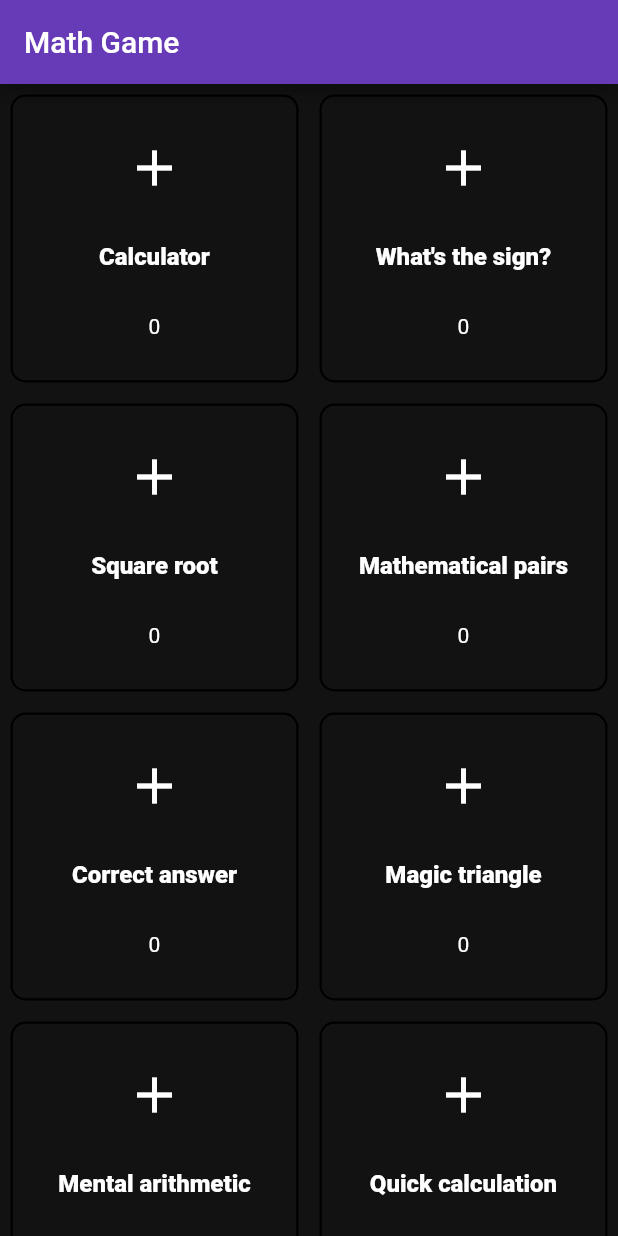
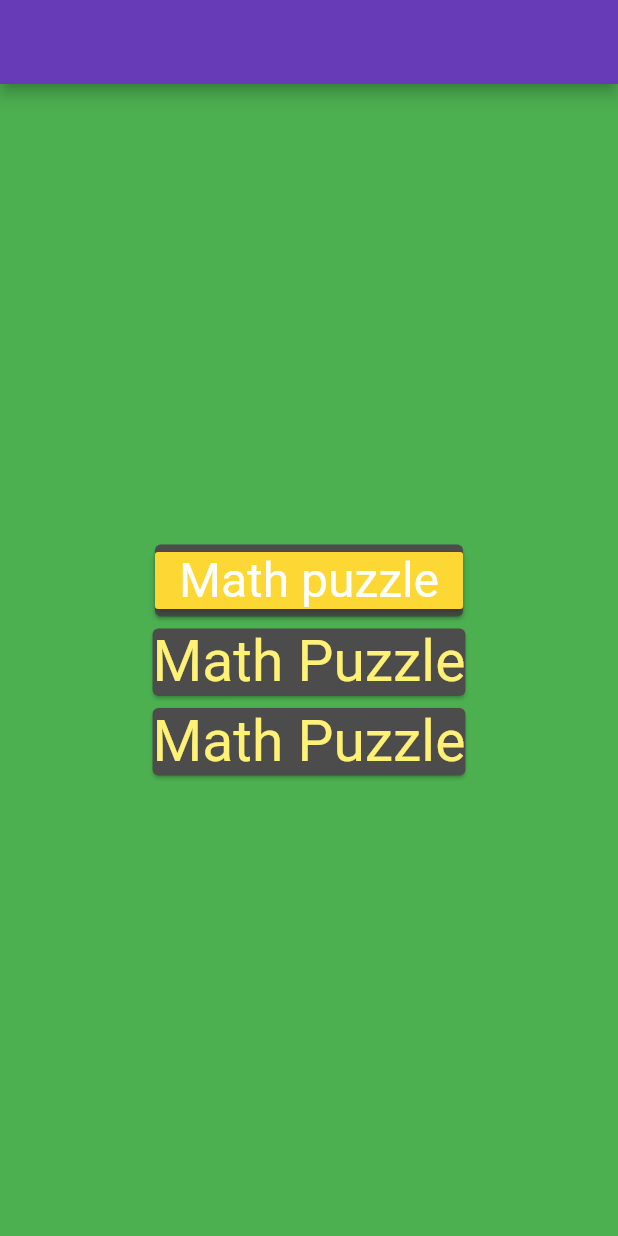
Before and after one commit to jaysavsani07/math-metrix, a Flutter app: the screen it shows after launch, on a phone screen of 412 x 824 dp. Run offline on Flutter 3.47's test engine with Material 2 defaults, Android fonts, the phone set to English and light mode, and no system bars; our stand-ins replace get_it, percent_indicator, provider_architecture, shared_preferences.

Commit message:
dashboard added, font added

```diff
--- a/lib/src/main.dart
+++ b/lib/src/main.dart
@@ -1,7 +1,7 @@
 import 'package:flutter/material.dart';
 import 'package:get_it/get_it.dart';
 import 'package:mathgame/src/homeViewModel.dart';
-import 'package:mathgame/src/ui/home.dart';
+import 'package:mathgame/src/ui/dashboard.dart';
 
 void main() {
   setupServiceLocator();
@@ -18,7 +18,7 @@ class MyApp extends StatelessWidget {
     return MaterialApp(
       title: 'Math Game',
       theme: ThemeData(
-          backgroundColor: Color(0xFF121212),
+          backgroundColor: Color(0xFF000000),
           brightness: Brightness.dark,
 //        primaryColor: Color(0xfffdd835),
           primaryColor: Colors.deepPurple,
@@ -31,19 +31,22 @@ class MyApp extends StatelessWidget {
           highlightColor: Colors.white60,
           dividerColor: Colors.grey[900],
           applyElevationOverlayColor: true,
-          cardTheme: CardTheme(
+          /*cardTheme: CardTheme(
             color: Colors.grey[900]
-          ),
+          ),*/
           textTheme: TextTheme(
             headline: TextStyle(fontSize: 60.0, fontWeight: FontWeight.bold),
             title: TextStyle(fontSize: 50.0, fontWeight: FontWeight.w400),
             subhead: TextStyle(fontSize: 40.0, fontWeight: FontWeight.w400),
-            body1: TextStyle(fontSize: 38.0, fontWeight: FontWeight.w400),
+            body1: TextStyle(fontSize: 38.0, fontWeight: FontWeight.w400, color: Colors.yellow[300]),
             body2: TextStyle(fontSize: 32.0, fontWeight: FontWeight.w400),
             display1: TextStyle(fontSize: 25.0, fontWeight: FontWeight.w400),
+            display2: TextStyle(fontSize: 22.0, fontWeight: FontWeight.w400),
+            display3: TextStyle(fontSize: 20.0, fontWeight: FontWeight.w800),
+            display4: TextStyle(fontSize: 18.0, fontWeight: FontWeight.w200, color: Colors.white),
             button: TextStyle(fontSize: 32.0, fontWeight: FontWeight.normal),
           )),
-      home: MyHomePage(),
+      home: DashBoardPage(),
     );
   }
 }
--- a/lib/src/resources/calculator/calculatorQandSDataProvider.dart
+++ b/lib/src/resources/calculator/calculatorQandSDataProvider.dart
@@ -29,8 +29,3 @@ class CalculatorQandSDataProvider {
     return list;
   }
 }
-void main() {
-  for (int i = 1; i < 3; i++) {
-    CalculatorQandSDataProvider.getCalculatorDataList(i);
-  }
-}
--- a/lib/src/ui/calculator/calculator.dart
+++ b/lib/src/ui/calculator/calculator.dart
@@ -146,4 +146,5 @@ class Calculator extends StatelessWidget {
       ),
     );
   }
+
 }
--- a/lib/src/ui/calculator/calculator_button.dart
+++ b/lib/src/ui/calculator/calculator_button.dart
@@ -21,7 +21,7 @@ class CalculatorButton extends StatelessWidget {
             provider.checkResult(text);
           }
         },
-        borderRadius: getRadius(text),
+        borderRadius: borderRadius,
         child: Container(
           decoration: BoxDecoration(
             color: Theme.of(context).dialogBackgroundColor,
--- /dev/null
+++ b/lib/src/ui/dashboard.dart
@@ -0,0 +1,39 @@
+import 'package:flutter/material.dart';
+
+import 'home.dart';
+
+class DashBoardPage extends StatelessWidget {
+  @override
+  Widget build(BuildContext context) {
+    return Scaffold(
+      appBar: AppBar(),
+      body: Container(
+        color: Colors.green,
+        constraints: BoxConstraints.expand(),
+        child: Column(
+          crossAxisAlignment: CrossAxisAlignment.center,
+          mainAxisAlignment: MainAxisAlignment.center,
+          children: <Widget>[
+            Card(
+              child: RaisedButton(
+                onPressed: (){
+                  Navigator.push(
+                      context,
+                      MaterialPageRoute(
+                          builder: (context) => MyHomePage()));
+                },
+                child: Text("Math puzzle"),
+              ),
+            ),
+            Card(
+              child: Text("Math Puzzle"),
+            ),
+            Card(
+              child: Text("Math Puzzle"),
+            )
+          ],
+        ),
+      ),
+    );
+  }
+}
--- a/lib/src/ui/home.dart
+++ b/lib/src/ui/home.dart
@@ -1,6 +1,10 @@
+import 'dart:async';
+
+import 'package:flutter/cupertino.dart';
 import 'package:flutter/material.dart';
 import 'package:get_it/get_it.dart';
 import 'package:mathgame/src/homeViewModel.dart';
+import 'package:mathgame/src/provider/timerProvider.dart';
 import 'package:mathgame/src/ui/calculator/calculator.dart';
 import 'package:mathgame/src/ui/correctAnswer/correct_answer.dart';
 import 'package:mathgame/src/ui/magicTriangle/magic_triangle.dart';
@@ -11,13 +15,16 @@ import 'package:mathgame/src/ui/quickCalculation/quickCalculation.dart';
 import 'package:mathgame/src/ui/squareRoot/square_root.dart';
 import 'package:mathgame/src/ui/whatsTheSign/whats_the_sign.dart';
 import 'package:provider_architecture/provider_architecture.dart';
+import 'package:mathgame/src/utility/ShowUpAnimation.dart';
 
 class MyHomePage extends StatelessWidget {
-  @override
+
+
   Widget build(BuildContext context) {
     return Scaffold(
       appBar: AppBar(
         title: Text("Math Game"),
+        backgroundColor: Colors.transparent,
       ),
       body: ViewModelProvider<HomeViewModel>.withConsumer(
           onModelReady: (model) => model.initialise(),
@@ -26,7 +33,7 @@ class MyHomePage extends StatelessWidget {
                 padding: EdgeInsets.only(bottom: 80.0),
                 itemBuilder: (BuildContext context, int index) {
                   return Card(
-                    color: Theme.of(context).primaryColorLight,
+//                    color: Theme.of(context).primaryColorLight,
                     margin: EdgeInsets.all(7.0),
                     elevation: 0.0,
                     shape: RoundedRectangleBorder(
@@ -126,6 +133,10 @@ class MyHomePage extends StatelessWidget {
                 gridDelegate: SliverGridDelegateWithFixedCrossAxisCount(
                     crossAxisCount: 2),
               )),
+      backgroundColor: Colors.black,
+      body: Container(),
     );
   }
+
+
 }
```
Also changed, not shown: assets/fonts/Montserrat-Light.ttf (added), assets/fonts/Montserrat-Medium.ttf (added), assets/fonts/Montserrat-Regular.ttf (added), assets/fonts/Montserrat-SemiBold.ttf (added), lib/src/utility/ShowUpAnimation.dart (added), 4 other files.
